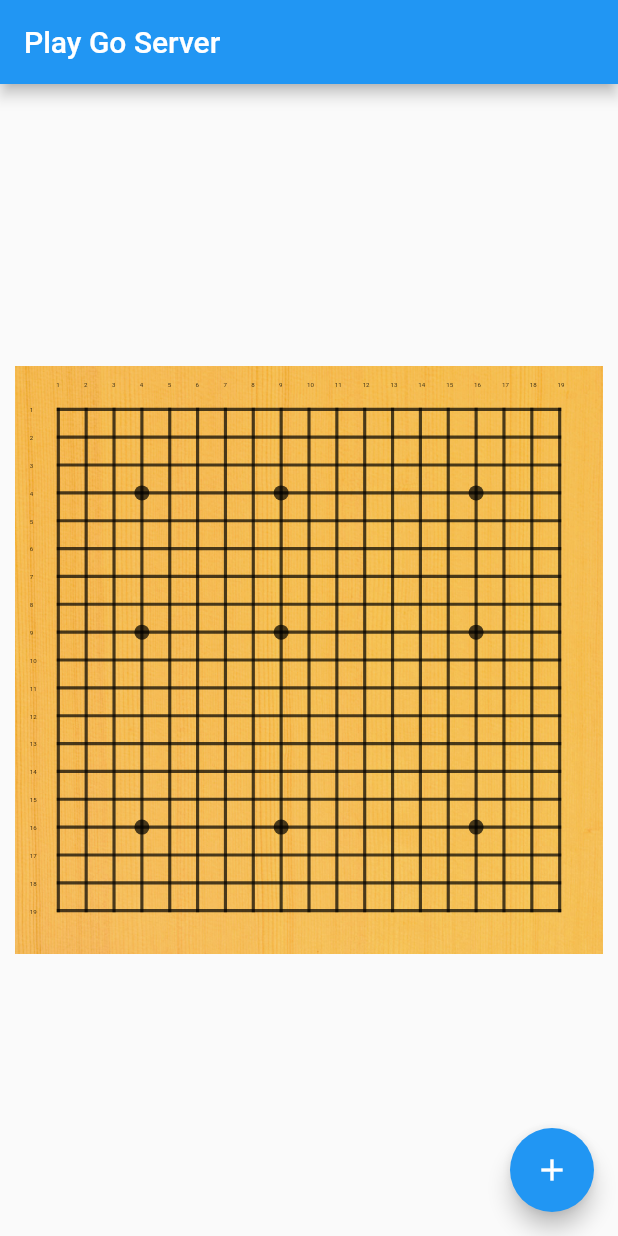
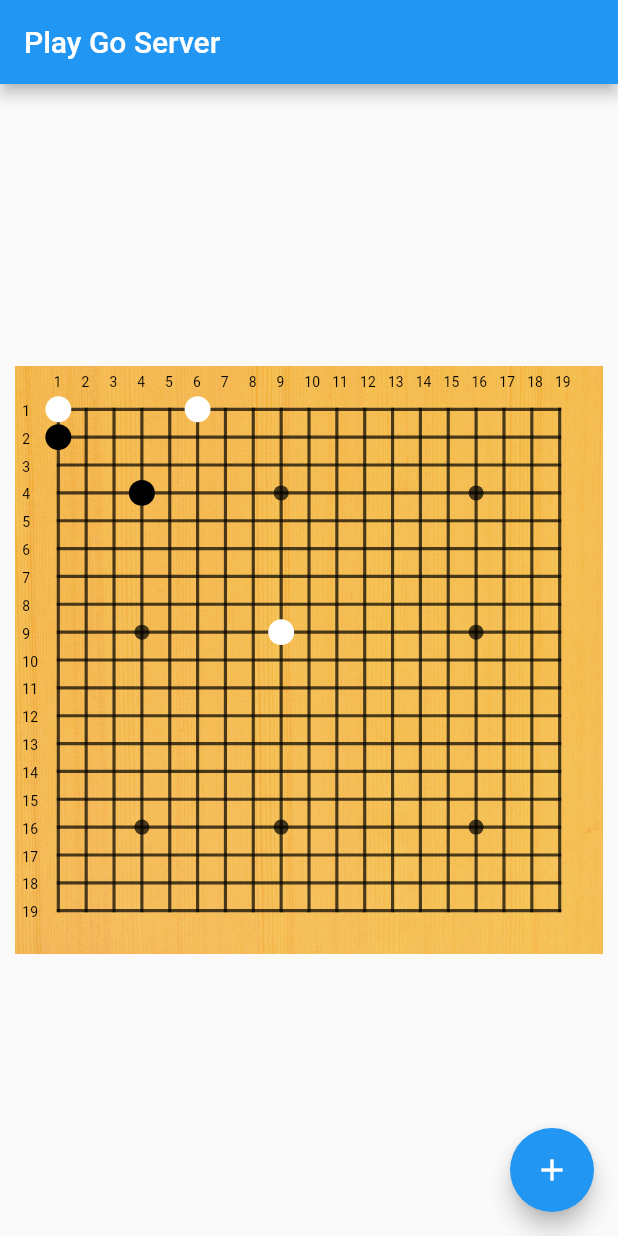
Before and after one commit to le-doude/playgo, a Flutter app: the screen it shows after launch, on a phone screen of 412 x 824 dp. Run offline on Flutter 3.47's test engine with Material 2 defaults, Android fonts, the light colour scheme and no system bars.

Commit message:
Experiment with some refactor

```diff
--- a/client/lib/go/board/board_grid.dart
+++ b/client/lib/go/board/board_grid.dart
@@ -16,13 +16,14 @@ class BoardGrid extends CustomPainter {
     var frameSize = min(size.height, size.width);
     var gridSize = frameSize * 0.9;
     var gridRect =
-        Rect.fromCenter(center: center, width: gridSize, height: gridSize);
+    Rect.fromCenter(center: center, width: gridSize, height: gridSize);
     BoardIntersections intersections = calculateAllCenters(gridRect);
     drawGridFrom(canvas, intersections);
     drawStarPoints(canvas, intersections);
     var frameRect =
-        Rect.fromCenter(center: center, width: frameSize, height: frameSize);
+    Rect.fromCenter(center: center, width: frameSize, height: frameSize);
     drawGridReference(canvas, intersections, frameRect, gridRect);
+    drawSomeStones(canvas, intersections);
   }
 
   Paint gridInkPaint() {
@@ -56,23 +57,7 @@ class BoardGrid extends CustomPainter {
   void drawCoordinateRefs(Canvas canvas, Rect frameRect) {}
 
   BoardIntersections calculateAllCenters(Rect frame) {
-    var dx = frame.width / this.layout.columns;
-    var dy = frame.height / this.layout.rows;
-    var rect = Rect.fromCenter(
-        center: frame.center,
-        width: frame.width - dx,
-        height: frame.height - dy);
-    var centersColumnsFirst = List.generate(
-        this.layout.columns,
-        (i) => List.generate(this.layout.rows,
-            (j) => Offset(rect.left + i * dx, rect.top + j * dy)),
-        growable: false);
-    var centersRowsFirst = List.generate(
-        this.layout.rows,
-        (j) => List.generate(this.layout.columns,
-            (i) => Offset(rect.left + i * dx, rect.top + j * dy)),
-        growable: false);
-    return BoardIntersections(centersColumnsFirst, centersRowsFirst, dy, dx);
+    return BoardIntersections(frame: frame, layout: this.layout);
   }
 
   void drawGridFrom(Canvas canvas, BoardIntersections centers) {
@@ -93,17 +78,17 @@ class BoardGrid extends CustomPainter {
 
   void drawGridReference(Canvas canvas, BoardIntersections intersections,
       Rect frameRect, Rect gridRect) {
-    var textSize = intersections.cellHeight / 4.5;
+    var textSize = intersections.cellHeight / 2;
     for (int i = 0; i < this.layout.columns; i++) {
       var offset = intersections.get(i, 0);
-      var top = (frameRect.top + gridRect.top) / 2;
+      var top = frameRect.top * 0.75 + gridRect.top  * 0.25;
       var pOffset = Offset(offset.dx - textSize / 3, top);
       drawText(canvas, numberAtCoordinate(i), pOffset, textSize);
     }
 
     for (int i = 0; i < this.layout.rows; i++) {
       var offset = intersections.get(0, i);
-      var left = (frameRect.left + gridRect.left) / 2;
+      var left = frameRect.left * 0.75 + gridRect.left * 0.25;
       var pOffset = Offset(left, offset.dy - textSize / 2);
       drawText(canvas, numberAtCoordinate(i), pOffset, textSize);
     }
@@ -113,26 +98,78 @@ class BoardGrid extends CustomPainter {
     return (i + 1).toString();
   }
 
-  void drawText(
-      Canvas canvas, String numberAtCoordinate, Offset pOffset, double size) {
+  void drawText(Canvas canvas, String numberAtCoordinate, Offset pOffset,
+      double size) {
     var painter = TextPainter(
         text: TextSpan(
             text: numberAtCoordinate,
-            style: TextStyle(color: Colors.black, fontSize: size, fontFamily: "Futura")),
+            style: TextStyle(
+                color: Colors.black, fontSize: size, fontFamily: "Futura")),
         maxLines: 1,
-        textDirection: TextDirection.ltr);
+        textDirection: TextDirection.ltr
+    );
     painter.layout();
     painter.paint(canvas, pOffset);
+  }
+
+  void drawSomeStones(Canvas canvas, BoardIntersections intersections) {
+    var radius = intersections.cellHeight / 2.15;
+    canvas.drawCircle(intersections.get(0, 0), radius, white());
+    canvas.drawCircle(intersections.get(0, 1), radius, black());
+    canvas.drawCircle(intersections.get(5, 0), radius, white());
+    canvas.drawCircle(intersections.get(3, 3), radius, black());
+    canvas.drawCircle(intersections.get(8, 8), radius, white());
+  }
+
+  Paint white() {
+    var paint = Paint();
+    paint.color = Colors.white;
+    paint.style = PaintingStyle.fill;
+    return paint;
+  }
+
+  Paint black() {
+    var paint = Paint();
+    paint.color = Colors.black;
+    paint.style = PaintingStyle.fill;
+    return paint;
   }
 }
 
 class BoardIntersections {
-  final double cellHeight;
-  final double cellWidth;
-  final List<List<Offset>> columns;
-  final List<List<Offset>> rows;
+  Rect frame;
+  Layout layout;
+  List<List<Offset>> columns;
+  List<List<Offset>> rows;
+  double cellWidth;
+  double cellHeight;
 
-  BoardIntersections(this.columns, this.rows, this.cellHeight, this.cellWidth);
+  BoardIntersections({Rect frame, Layout layout}) {
+    this.frame = frame;
+    this.layout = layout;
+    this.cellWidth = frame.width / this.layout.columns;
+    this.cellHeight = frame.height / this.layout.rows;
+    var rect = Rect.fromCenter(
+        center: frame.center,
+        width: frame.width - this.cellWidth,
+        height: frame.height - this.cellHeight);
+    this.columns = List.generate(
+        this.layout.columns,
+            (i) =>
+            List.generate(this.layout.rows,
+                    (j) =>
+                    Offset(rect.left + i * this.cellWidth,
+                        rect.top + j * this.cellHeight)),
+        growable: false);
+    this.rows = List.generate(
+        this.layout.rows,
+            (j) =>
+            List.generate(this.layout.columns,
+                    (i) =>
+                    Offset(rect.left + i * this.cellWidth,
+                        rect.top + j * this.cellHeight)),
+        growable: false);
+  }
 
   Offset get(int x, int y) {
     return this.columns[x][y];
```
